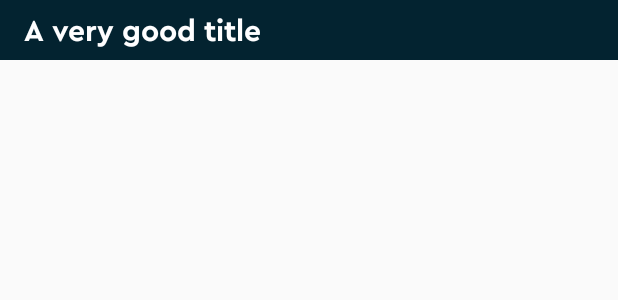
After one commit to joniaranguri/blinkist-android-challenge, an Android app: the layout books_section_header.xml on its own in the app's theme, with its tools: preview values and no code run, on a phone screen of 412 x 824 dp. The commit adds this screen. Shown: the top 300 px of the screen. Run offline under Robolectric (Android 15) with nearby library versions, the phone set to English and light mode, and no system bars.

Commit message:
feat: Adding sticky headers for book sections (#6)

```diff
--- a/app/src/main/kotlin/com/blinkslabs/blinkist/android/challenge/ui/BookListRecyclerAdapter.kt
+++ b/app/src/main/kotlin/com/blinkslabs/blinkist/android/challenge/ui/adapters/BookListRecyclerAdapter.kt
@@ -1,4 +1,4 @@
-package com.blinkslabs.blinkist.android.challenge.ui
+package com.blinkslabs.blinkist.android.challenge.ui.adapters
 
 import android.view.LayoutInflater
 import android.view.View
--- /dev/null
+++ b/app/src/main/kotlin/com/blinkslabs/blinkist/android/challenge/ui/decorators/StickyHeaderSectionCallback.kt
@@ -0,0 +1,6 @@
+package com.blinkslabs.blinkist.android.challenge.ui.decorators
+
+interface StickyHeaderSectionCallback {
+    fun isSection(position: Int): Boolean
+    fun getSectionHeader(position: Int): CharSequence
+}
--- /dev/null
+++ b/app/src/main/res/layout/books_section_header.xml
@@ -0,0 +1,21 @@
+<?xml version="1.0" encoding="utf-8"?>
+<androidx.constraintlayout.widget.ConstraintLayout xmlns:android="http://schemas.android.com/apk/res/android"
+    xmlns:app="http://schemas.android.com/apk/res-auto"
+    xmlns:tools="http://schemas.android.com/tools"
+    android:layout_width="match_parent"
+    android:layout_height="@dimen/recycler_section_header_height"
+    android:background="@color/colorPrimaryDark">
+
+    <TextView
+        android:id="@+id/sectionTitleTextView"
+        style="@style/SectionTitle"
+        android:layout_width="match_parent"
+        android:layout_height="wrap_content"
+        android:paddingHorizontal="@dimen/default_padding"
+        app:layout_constraintBottom_toBottomOf="parent"
+        app:layout_constraintEnd_toEndOf="parent"
+        app:layout_constraintStart_toStartOf="parent"
+        app:layout_constraintTop_toTopOf="parent"
+        tools:text="A very good title" />
+
+</androidx.constraintlayout.widget.ConstraintLayout>
--- a/app/src/main/res/values/dimens.xml
+++ b/app/src/main/res/values/dimens.xml
@@ -10,4 +10,5 @@
     <dimen name="section_title_size">20sp</dimen>
     <dimen name="books_cover_image_size">150dp</dimen>
     <dimen name="book_item_width">182dp</dimen>
+    <dimen name="recycler_section_header_height">40dp</dimen>
 </resources>
```
Also changed, not shown: app/src/main/kotlin/com/blinkslabs/blinkist/android/challenge/ui/BooksActivity.kt (+9 -0 lines), app/src/main/kotlin/com/blinkslabs/blinkist/android/challenge/ui/adapters/BookSectionsRecyclerAdapter.kt (renamed from app/src/main/kotlin/com/blinkslabs/blinkist/android/challenge/ui/BookSectionsRecyclerAdapter.kt, +12 -7 lines), app/src/main/kotlin/com/blinkslabs/blinkist/android/challenge/ui/decorators/RecyclerSectionItemDecoration.kt (added, +93 -0 lines), app/src/main/res/layout/book_section_item.xml (+0 -9 lines).
